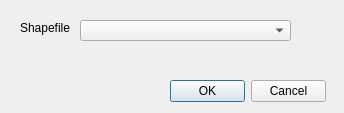
Above: tools/ui_weights.ui from sjsrey/pysal-qgis before the change. Below: the same form after it.
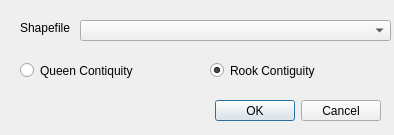
That is the form after the change.

Commit message: Slight modification to weights gui

Patch:
```diff
--- a/tools/ui_weights.ui
+++ b/tools/ui_weights.ui
@@ -6,8 +6,8 @@
    <rect>
     <x>0</x>
     <y>0</y>
-    <width>344</width>
-    <height>113</height>
+    <width>394</width>
+    <height>135</height>
    </rect>
   </property>
   <property name="windowTitle">
@@ -31,7 +31,7 @@
     <rect>
      <x>80</x>
      <y>20</y>
-     <width>211</width>
+     <width>311</width>
      <height>21</height>
     </rect>
    </property>
@@ -39,16 +39,48 @@
   <widget class="QDialogButtonBox" name="buttonBox">
    <property name="geometry">
     <rect>
-     <x>170</x>
-     <y>80</y>
-     <width>156</width>
-     <height>23</height>
+     <x>210</x>
+     <y>100</y>
+     <width>171</width>
+     <height>21</height>
     </rect>
    </property>
    <property name="standardButtons">
     <set>QDialogButtonBox::Cancel|QDialogButtonBox::Ok</set>
    </property>
   </widget>
+  <widget class="QRadioButton" name="radioButton">
+   <property name="geometry">
+    <rect>
+     <x>20</x>
+     <y>60</y>
+     <width>141</width>
+     <height>21</height>
+    </rect>
+   </property>
+   <property name="text">
+    <string>Queen Contiquity</string>
+   </property>
+   <property name="checked">
+    <bool>false</bool>
+   </property>
+  </widget>
+  <widget class="QRadioButton" name="radioButton_2">
+   <property name="geometry">
+    <rect>
+     <x>210</x>
+     <y>60</y>
+     <width>141</width>
+     <height>21</height>
+    </rect>
+   </property>
+   <property name="text">
+    <string>Rook Contiguity</string>
+   </property>
+   <property name="checked">
+    <bool>true</bool>
+   </property>
+  </widget>
  </widget>
  <resources/>
  <connections>
```
Left out of the diff: 18 changed lines with no effect on the pictures. The commit also changes 2 other files.
